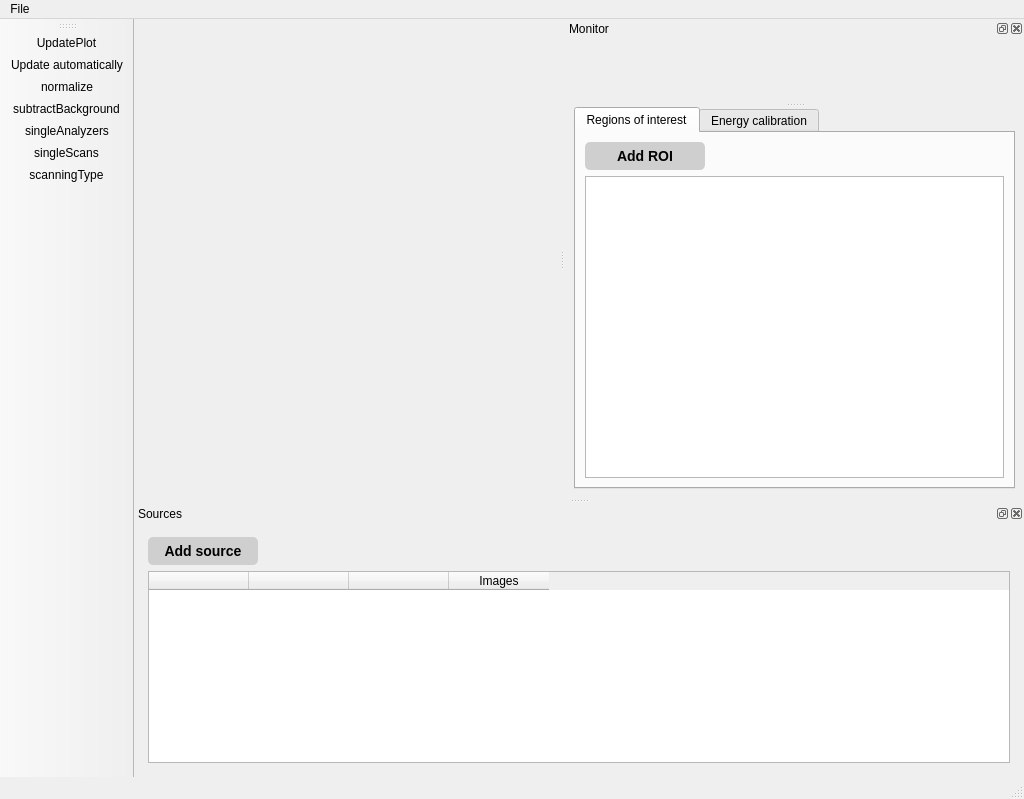
Before: the Qt Designer form nosey/ui/main.ui in flmiot/nosey, drawn with Qt 5.
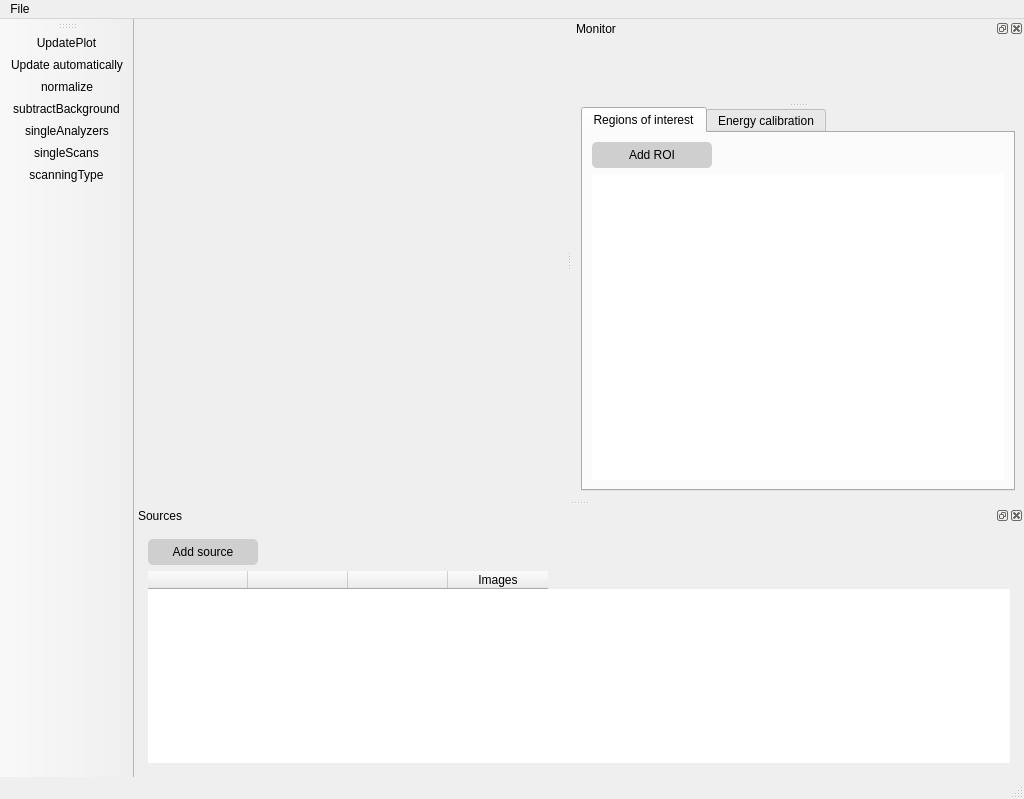
After: the same form once the commit is applied. Icons and pictures are not drawn. Custom widgets are drawn as their Qt base class.

The edit to the form file:
```diff
--- a/nosey/ui/main.ui
+++ b/nosey/ui/main.ui
@@ -14,10 +14,14 @@
    <string>Nosey</string>
   </property>
   <property name="styleSheet">
-   <string notr="true">QPushButton {
+   <string notr="true">QTableWidget {
+    border-radius: 15px;
+    border-color: beige;
+}
+
+QPushButton {
     border-radius: 5px;
     border-color: beige;
-    font: bold 14px;
     padding: 6px;
  	background-color: #cfcfcf;
 }
@@ -1242,7 +1246,22 @@
             <item>
              <widget class="QTableWidget" name="tableRoi">
               <property name="styleSheet">
-               <string notr="true"/>
+               <string notr="true">QTableWidget {
+    border-radius: 15px;
+    border-color: beige;
+}
+
+QPushButton {
+    border-radius: 5px;
+    border-color: beige;
+    font: bold 14px;
+    padding: 6px;
+ 	background-color: #cfcfcf;
+}
+
+QPushButton:pressed {
+    background-color: #8aeb97;
+}</string>
               </property>
               <property name="alternatingRowColors">
                <bool>false</bool>
```
Left out of the diff: 3 changed lines with no effect on the pictures.
